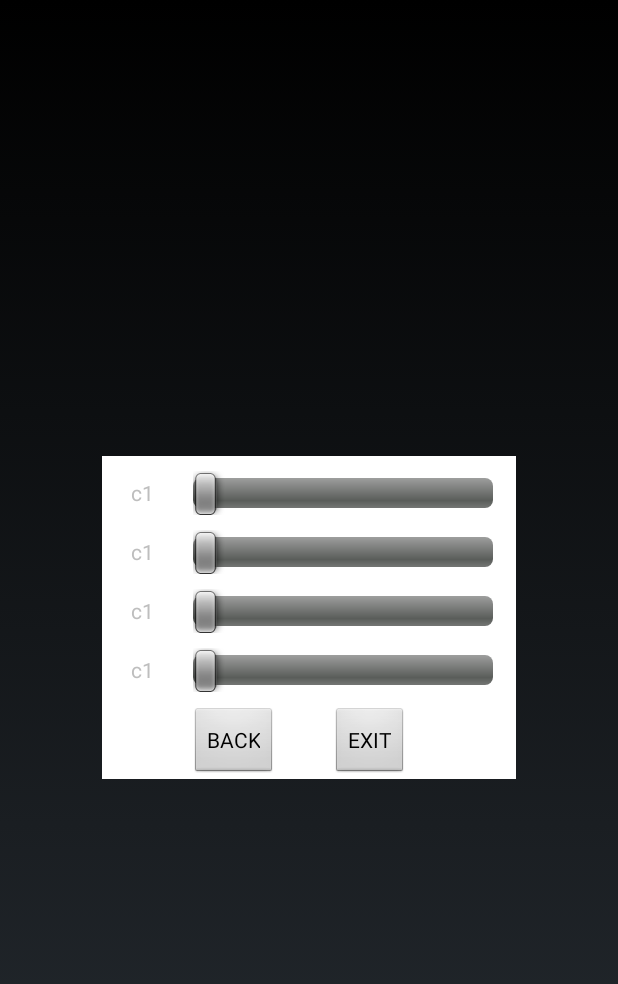
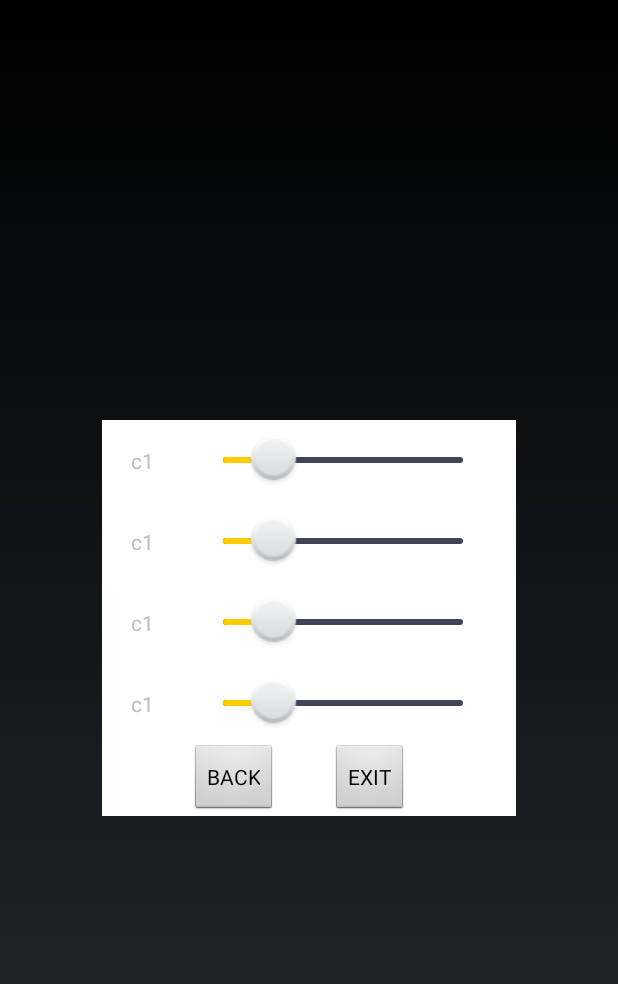
Before and after one commit to accikum/ScreenBrightnessControl, an Android app: the layout light_setting_activity.xml on its own in the app's theme, with its tools: preview values and no code run, on a phone screen of 412 x 824 dp. Shown: the top 984 px of the screen. Run offline under Robolectric (Android 15) with nearby library versions, the phone set to English and light mode, and no system bars.

```diff
--- /dev/null
+++ b/app/src/main/res/drawable/seekbar_bg.xml
@@ -0,0 +1,26 @@
+<?xml version="1.0" encoding="utf-8"?>
+<layer-list
+    xmlns:android="http://schemas.android.com/apk/res/android">
+    <item android:id="@android:id/background">
+        <shape>
+            <corners android:topLeftRadius="2.0dip" android:topRightRadius="2.0dip" android:bottomLeftRadius="2.0dip" android:bottomRightRadius="2.0dip" />
+            <gradient android:startColor="@color/progress_grey" android:endColor="@color/progress_grey" android:centerColor="@color/progress_grey" />
+        </shape>
+    </item>
+    <item android:id="@android:id/progress">
+        <clip>
+            <shape>
+                <corners android:topLeftRadius="2.0dip" android:topRightRadius="2.0dip" android:bottomLeftRadius="2.0dip" android:bottomRightRadius="2.0dip" />
+                <gradient android:startColor="@color/progress_yellow" android:endColor="@color/progress_yellow" android:centerColor="@color/progress_yellow" />
+            </shape>
+        </clip>
+    </item>
+    <item android:id="@android:id/secondaryProgress">
+        <clip>
+            <shape>
+                <corners android:topLeftRadius="2.0dip" android:topRightRadius="2.0dip" android:bottomLeftRadius="2.0dip" android:bottomRightRadius="2.0dip" />
+                <gradient android:startColor="@color/progress_yellow" android:endColor="@color/progress_yellow" android:centerColor="@color/progress_yellow" />
+            </shape>
+        </clip>
+    </item>
+</layer-list>
--- /dev/null
+++ b/app/src/main/res/drawable/thumb_bar.xml
@@ -0,0 +1,14 @@
+<?xml version="1.0" encoding="UTF-8"?>
+<selector xmlns:android="http://schemas.android.com/apk/res/android">
+    <!-- 按下状态 -->
+    <item android:state_pressed="true"
+        android:drawable="@drawable/dn" />
+
+    <!-- 焦点状态 -->
+    <item android:state_focused="true"
+        android:drawable="@drawable/up" />
+
+    <!-- 默认状态 -->
+    <item android:drawable="@drawable/up" />
+
+</selector>
--- a/app/src/main/res/layout/light_setting_activity.xml
+++ b/app/src/main/res/layout/light_setting_activity.xml
@@ -24,10 +24,8 @@
             android:layout_marginStart="19dp" />
 
         <SeekBar
-            android:layout_width="200dp"
-            android:layout_height="wrap_content"
+            style="@style/seekbar_style"
             android:id="@+id/seekBar"
-            android:layout_alignParentTop="true"
             android:layout_toRightOf="@+id/textView2"
             android:layout_toEndOf="@+id/textView2"
             android:layout_marginLeft="26dp"
@@ -51,10 +49,8 @@
             android:layout_marginStart="19dp" />
 
         <SeekBar
-            android:layout_width="200dp"
-            android:layout_height="wrap_content"
+            style="@style/seekbar_style"
             android:id="@+id/seekBar1"
-            android:layout_alignParentTop="true"
             android:layout_toRightOf="@+id/textView3"
             android:layout_toEndOf="@+id/textView3"
             android:layout_marginLeft="26dp"
@@ -78,10 +74,8 @@
             android:layout_marginStart="19dp" />
 
         <SeekBar
-            android:layout_width="200dp"
-            android:layout_height="wrap_content"
+            style="@style/seekbar_style"
             android:id="@+id/seekBar2"
-            android:layout_alignParentTop="true"
             android:layout_toRightOf="@+id/textView4"
             android:layout_toEndOf="@+id/textView4"
             android:layout_marginLeft="26dp"
@@ -105,10 +99,8 @@
             android:layout_marginStart="19dp" />
 
         <SeekBar
-            android:layout_width="200dp"
-            android:layout_height="wrap_content"
+            style="@style/seekbar_style"
             android:id="@+id/seekBar3"
-            android:layout_alignParentTop="true"
             android:layout_toRightOf="@+id/textView5"
             android:layout_toEndOf="@+id/textView5"
             android:layout_marginLeft="26dp"
--- a/app/src/main/res/values/color.xml
+++ b/app/src/main/res/values/color.xml
@@ -2,4 +2,13 @@
 <resources>
     <color name="system_default_color_tran">#88111111</color>
     <color name="system_color_tran">#2c559fff</color>
+
+
+    <color name="white">#ffffffff</color>
+    <color name="transparent">#00000000</color>
+    <color name="transparent_dark">#dd000000</color>
+    <color name="transparent_yellow">#dd333311</color>
+    <color name="progress_yellow">#ffffcc00</color>
+    <color name="progress_grey">#ff3f4557</color>
+    <color name="background">#ff1d2025</color>
 </resources>
--- a/app/src/main/res/values/dimens.xml
+++ b/app/src/main/res/values/dimens.xml
@@ -1,3 +1,3 @@
 <resources>
-    <dimen name="setting_margin_top">10dp</dimen>
+    <dimen name="setting_margin_top">0dp</dimen>
 </resources>
--- a/app/src/main/res/values/styles.xml
+++ b/app/src/main/res/values/styles.xml
@@ -11,4 +11,20 @@
         <item name="android:colorBackgroundCacheHint">@null</item>
     </style>
 
+    <style name="seekbar_style">
+        <item name="android:paddingLeft">20.0dip</item>
+        <item name="android:paddingTop">10.0dip</item>
+        <item name="android:paddingRight">20.0dip</item>
+        <item name="android:paddingBottom">10.0dip</item>
+        <item name="android:maxHeight">4.0dip</item>
+        <item name="android:max">125</item>
+        <item name="android:progress">20</item>
+        <item name="android:secondaryProgress">0</item>
+        <item name="android:thumbOffset">5.0dip</item>
+        <item name="android:layout_centerVertical">true</item>
+        <item name="android:layout_width">200dp</item>
+        <item name="android:layout_height">wrap_content</item>
+        <item name="android:progressDrawable">@drawable/seekbar_bg</item>
+        <item name="android:thumb">@drawable/thumb_bar</item>
+    </style>
 </resources>
```
Also changed, not shown: app/src/main/java/com/lcw/screenbrightnesscontrol/BaseActivity.java (+34 -34 lines), app/src/main/java/com/lcw/screenbrightnesscontrol/light/LightService.java (+13 -0 lines), app/src/main/java/com/lcw/screenbrightnesscontrol/light/LightSettingActivity.java (+59 -1 lines), app/src/main/res/drawable/dn.png (added), app/src/main/res/drawable/seekbar_bg_f.png (added), app/src/main/res/drawable/seekbar_bg_one.png (added), app/src/main/res/drawable/seekbar_bg_two.png (added), app/src/main/res/drawable/up.png (added).
